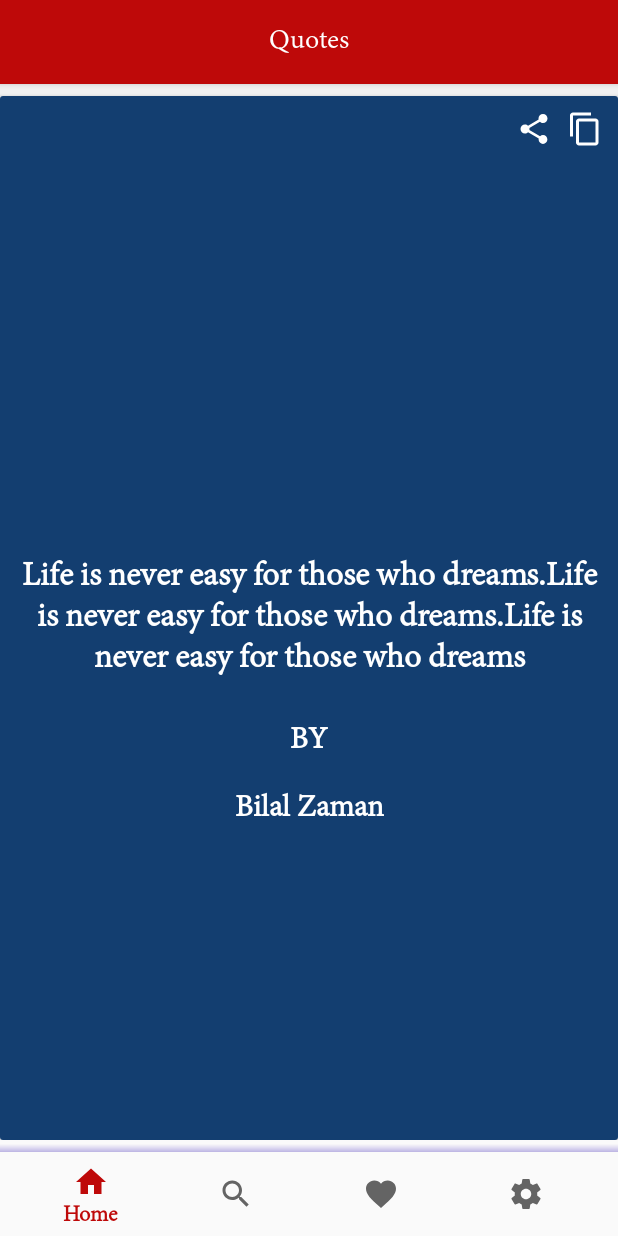
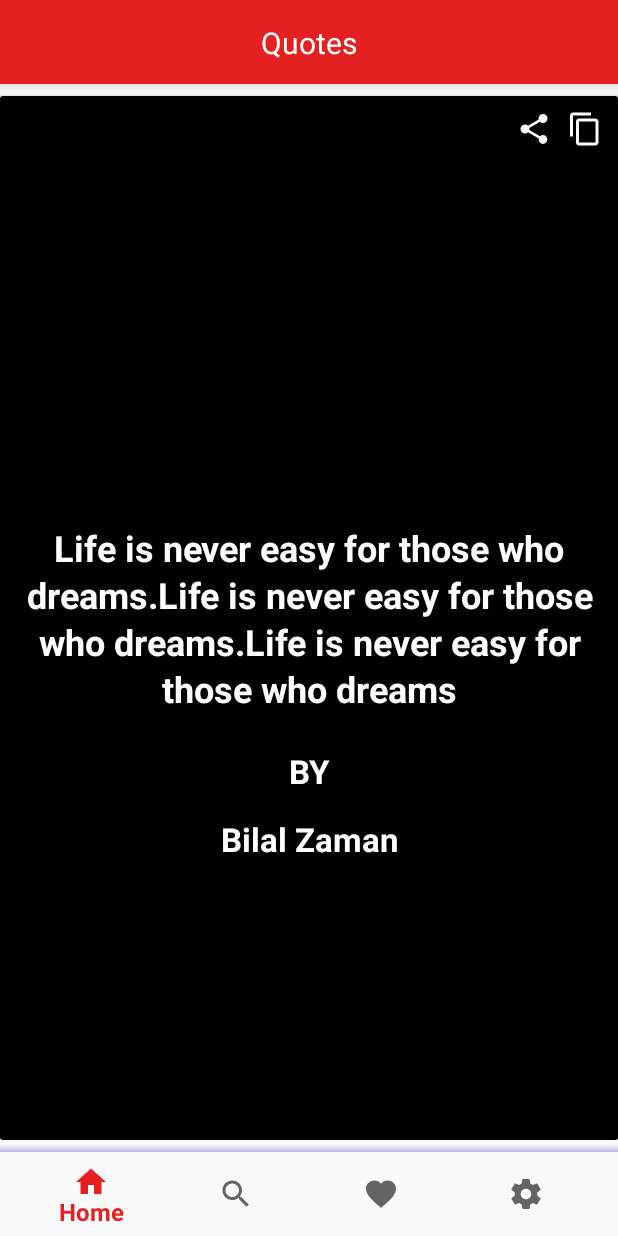
Before and after one commit to Abdulrehman53/Qoutes, an Android app: the HomeFragment screen opened directly, with no data from a screen before it, on a phone screen of 412 x 824 dp. Run offline under Robolectric (Android 15) with nearby library versions, the phone set to English and light mode, and no system bars.

Commit message:
red theme setting commit

```diff
--- a/MotivationalQuotes/app/src/main/res/layout/fragment_alert_dialog.xml
+++ b/MotivationalQuotes/app/src/main/res/layout/fragment_alert_dialog.xml
@@ -9,7 +9,7 @@
         android:id="@+id/alert_dialog_title"
         android:layout_width="0dp"
         android:layout_height="wrap_content"
-        android:background="@color/colorAccent"
+        android:background="@color/colorPrimary"
         android:padding="16dp"
         android:paddingLeft="16dp"
         android:paddingStart="16dp"
--- a/MotivationalQuotes/app/src/main/res/layout/item_list_home.xml
+++ b/MotivationalQuotes/app/src/main/res/layout/item_list_home.xml
@@ -1,7 +1,6 @@
 <?xml version="1.0" encoding="utf-8"?>
 <android.support.constraint.ConstraintLayout xmlns:android="http://schemas.android.com/apk/res/android"
     xmlns:app="http://schemas.android.com/apk/res-auto"
-    xmlns:tools="http://schemas.android.com/tools"
     android:layout_width="match_parent"
     android:layout_height="match_parent"
     android:background="@color/light_grey">
@@ -30,7 +29,7 @@
                 android:id="@+id/viewBackground"
                 android:layout_width="wrap_content"
                 android:layout_height="match_parent"
-                android:background="@color/colorAccent"
+                android:background="@color/black"
 
                 android:scaleType="fitXY"
                 app:layout_constraintBottom_toBottomOf="parent"
@@ -43,7 +42,7 @@
                 android:layout_width="0dp"
                 android:layout_height="0dp"
 
-                android:background="@color/black"
+                android:background="@color/colorPrimary"
                 android:scaleType="fitXY"
                 android:visibility="gone"
                 app:layout_constraintBottom_toBottomOf="parent"
@@ -122,10 +121,10 @@
 
                 android:layout_marginTop="24dp"
                 android:text="BY"
+                android:textAlignment="center"
+                android:textColor="@color/white"
                 android:textSize="22sp"
                 android:textStyle="bold"
-                android:textAlignment="center"
-                android:textColor="@color/white"
                 app:layout_constraintEnd_toEndOf="parent"
                 app:layout_constraintStart_toStartOf="parent"
                 app:layout_constraintTop_toBottomOf="@+id/txtQuote" />
@@ -136,8 +135,8 @@
                 android:layout_height="wrap_content"
                 android:layout_marginTop="16dp"
                 android:text="Bilal Zaman"
+                android:textAlignment="center"
                 android:textColor="@color/white"
-                android:textAlignment="center"
                 android:textSize="22sp"
                 android:textStyle="bold"
                 app:layout_constraintEnd_toEndOf="@+id/txtQuote"
--- a/MotivationalQuotes/app/src/main/res/values/styles.xml
+++ b/MotivationalQuotes/app/src/main/res/values/styles.xml
@@ -6,19 +6,20 @@
         <item name="colorPrimary">@color/colorPrimary</item>
         <item name="colorPrimaryDark">@color/colorPrimaryDark</item>
         <item name="colorAccent">@color/colorAccent</item>
+        <!--<item name="android:textViewStyle">@style/AdobeDevanagari</item>-->
     </style>
 
     <style name="NoAppTheme" parent="Theme.AppCompat.Light.NoActionBar">
         <!-- Customize your theme here. -->
         <item name="colorPrimary">@color/colorPrimary</item>
         <item name="colorPrimaryDark">@color/colorPrimaryDark</item>
-        <item name="colorAccent">@color/colorAccent</item>
-        <item name="android:textViewStyle">@style/AdobeDevanagari</item>
+        <item name="colorAccent">@color/dark_red</item>
+
     </style>
 
-    <style name="AdobeDevanagari" parent="android:Widget.TextView">
-        <item name="android:fontFamily">@font/adobedevanagari_regular</item>
-    </style>
+    <!--<style name="AdobeDevanagari" parent="android:Widget.TextView">-->
+        <!--<item name="android:fontFamily">@font/adobedevanagari_regular</item>-->
+    <!--</style>-->
 
 
 </resources>
```
Also changed, not shown: MotivationalQuotes/app/src/main/res/values/colors.xml (+21 -3 lines).
